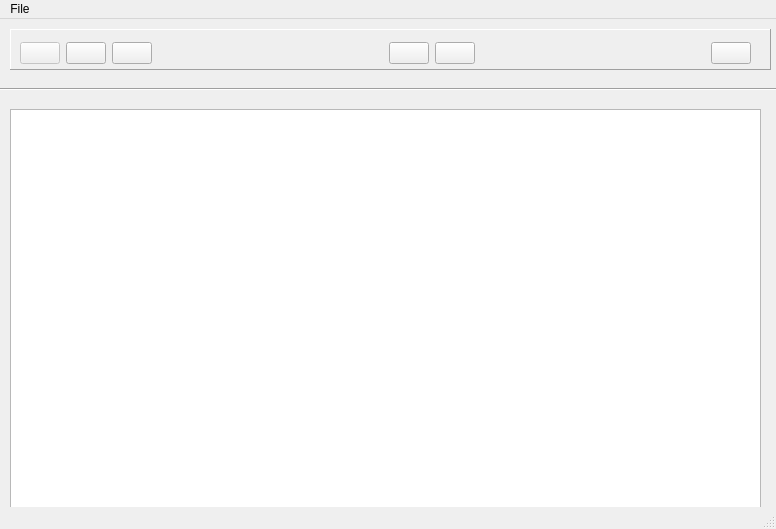
First picture: the form in OutputWindow.ui, repository tlex-web/avega_sampling, before the edit.
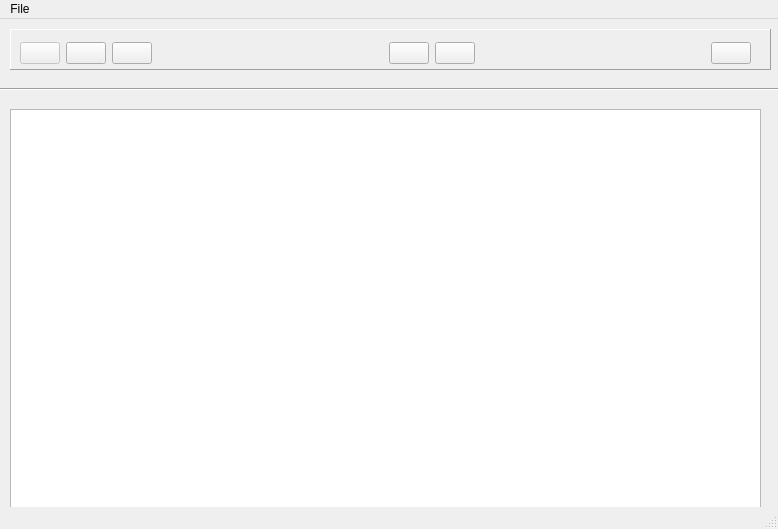
Second picture: the form after the edit. Icons and pictures are not drawn.

What changed in the file:
```diff
--- a/OutputWindow.ui
+++ b/OutputWindow.ui
@@ -6,7 +6,7 @@
    <rect>
     <x>0</x>
     <y>0</y>
-    <width>776</width>
+    <width>778</width>
     <height>529</height>
    </rect>
   </property>
@@ -218,7 +218,7 @@
     <rect>
      <x>0</x>
      <y>0</y>
-     <width>776</width>
+     <width>778</width>
      <height>22</height>
     </rect>
    </property>
```
